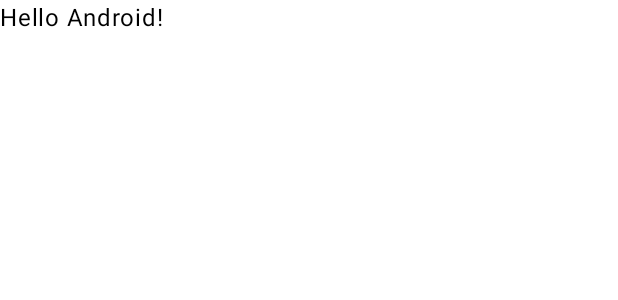
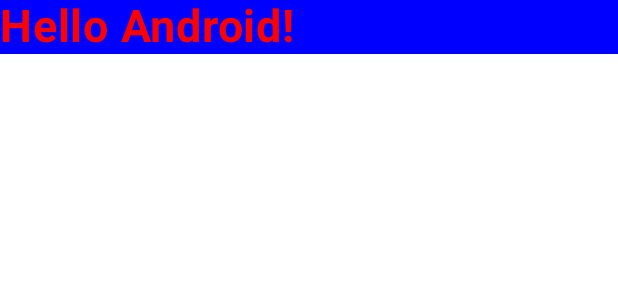
Before and after one commit to WilliamTYYA/android-miu, an Android app built with Jetpack Compose: the @Preview function GreetingPreview, on a phone screen of 412 x 824 dp. Shown: the top 300 px of the screen. Run offline under Robolectric (Android 15) with nearby library versions, the phone set to English and light mode, and no system bars.

Commit message:
morning session

```diff
--- a/app/src/main/java/com/example/myapp/MainActivity.kt
+++ b/app/src/main/java/com/example/myapp/MainActivity.kt
@@ -4,13 +4,19 @@ import android.os.Bundle
 import androidx.activity.ComponentActivity
 import androidx.activity.compose.setContent
 import androidx.activity.enableEdgeToEdge
+import androidx.compose.foundation.background
 import androidx.compose.foundation.layout.fillMaxSize
+import androidx.compose.foundation.layout.fillMaxWidth
 import androidx.compose.foundation.layout.padding
 import androidx.compose.material3.Scaffold
 import androidx.compose.material3.Text
 import androidx.compose.runtime.Composable
 import androidx.compose.ui.Modifier
+import androidx.compose.ui.graphics.Color
+import androidx.compose.ui.text.font.FontWeight
+import androidx.compose.ui.text.style.TextAlign
 import androidx.compose.ui.tooling.preview.Preview
+import androidx.compose.ui.unit.sp
 import com.example.myapp.ui.theme.MyAppTheme
 
 class MainActivity : ComponentActivity() {
@@ -34,11 +40,21 @@ class MainActivity : ComponentActivity() {
 fun Greeting(name: String, modifier: Modifier = Modifier) {
     Text(
         text = "Hello $name!",
-        modifier = modifier
+        modifier = modifier.background(
+                    color = Color.Blue
+                )
+                .fillMaxWidth(),
+        textAlign = TextAlign.Left,
+        color = Color.Red,
+        fontSize = 30.sp,
+        fontWeight = FontWeight.Bold
     )
 }
 
-@Preview(showBackground = true)
+@Preview(
+    showBackground = true,
+    showSystemUi = true
+)
 @Composable
 fun GreetingPreview() {
     MyAppTheme {
```
